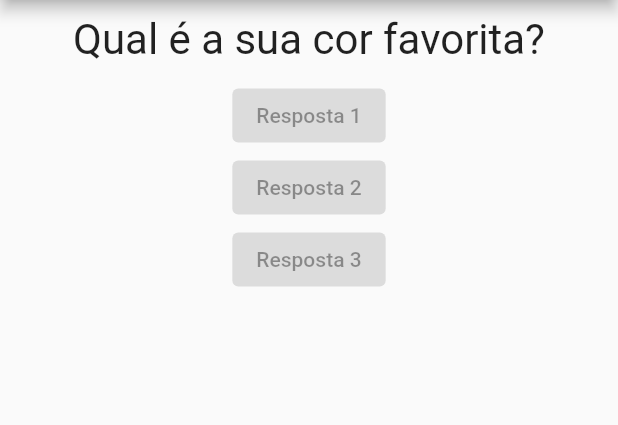
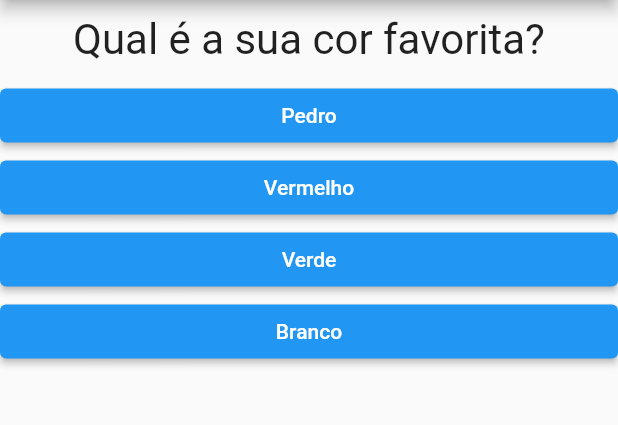
Before and after one commit to luisgs7/projeto-perguntas, a Flutter app: the screen it shows after launch, on a phone screen of 412 x 824 dp, the part 84-509 px from its top. Run offline on Flutter 3.47's test engine with Material 2 defaults, Android fonts, the phone set to English and light mode, and no system bars.

Commit message:
update elements

```diff
--- a/lib/main.dart
+++ b/lib/main.dart
@@ -16,15 +16,32 @@ class _PerguntaAppState extends State<PerguntaApp> {
     setState(() {
       _perguntaSelecionada++;
     });
-    print(_perguntaSelecionada);
   }
 
   @override
   Widget build(BuildContext context) {
-    final List<String> perguntas = [
-      'Qual é a sua cor favorita?',
-      'Qual é o seu animal favorito?',
+    final List perguntas = [
+      {
+        'texto': 'Qual é a sua cor favorita?',
+        'respostas': ['Pedro', 'Vermelho', 'Verde', 'Branco'],
+      },
+      {
+        'texto': 'Qual é o seu animal favorito?',
+        'respostas': ['Coelho', 'Cobra', 'Elefante', 'Leão'],
+      },
+      {
+        'texto': 'Qual é o seu instrutor favorito?',
+        'respostas': ['Maria', 'João', 'Leo', 'Pedro'],
+      },
     ];
+
+    List<Widget> respostas = [];
+
+    for (String textoResp
+        in perguntas[_perguntaSelecionada].cast()['respostas']) {
+      respostas.add(Resposta(textoResp, _responder));
+    }
+
     return MaterialApp(
       home: Scaffold(
         appBar: AppBar(
@@ -33,11 +50,9 @@ class _PerguntaAppState extends State<PerguntaApp> {
         body: Column(
           children: <Widget>[
             Questao(
-              perguntas[_perguntaSelecionada],
+              perguntas[_perguntaSelecionada]['texto'].toString(),
             ),
-            Resposta('Resposta 1'),
-            Resposta('Resposta 2'),
-            Resposta('Resposta 3'),
+            ...respostas,
           ],
         ),
       ),
--- a/lib/resposta.dart
+++ b/lib/resposta.dart
@@ -2,14 +2,22 @@ import 'package:flutter/material.dart';
 
 class Resposta extends StatelessWidget {
   final String texto;
+  final void Function() quandoSelecionado;
 
-  const Resposta(this.texto);
+  const Resposta(this.texto, this.quandoSelecionado);
 
   @override
   Widget build(BuildContext context) {
-    return ElevatedButton(
-      onPressed: null,
-      child: Text(texto),
+    return Container(
+      width: double.infinity,
+      child: ElevatedButton(
+        style: ElevatedButton.styleFrom(
+          backgroundColor: Colors.blue,
+          foregroundColor: Colors.white,
+        ),
+        child: Text(texto),
+        onPressed: quandoSelecionado,
+      ),
     );
   }
 }
```
